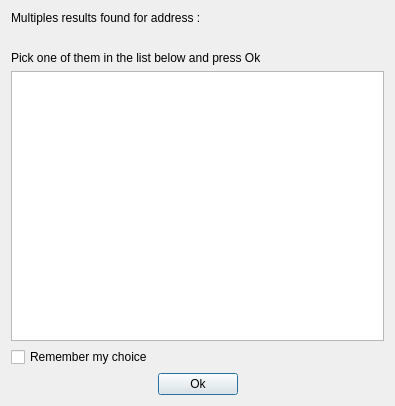
Before: the Qt Designer form plugins/view/GeographicView/AddressSelectionDialog.ui in anlambert/tulip, drawn with Qt 5.
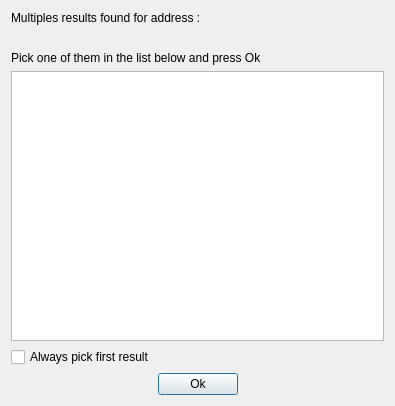
After: the same form once the commit is applied.

Commit message:
plugins/GeographicView: Update address selection dialog option checkbox
Turn the "Remember my choice" checkbox into "Always pick first result".

When checked the first result returned by the Nominatim geocoder will
always be picked and the dialog will no longer be displayed during
the geocoding session.

What changed in the file:
```diff
--- a/plugins/view/GeographicView/AddressSelectionDialog.ui
+++ b/plugins/view/GeographicView/AddressSelectionDialog.ui
@@ -41,7 +41,7 @@
    <item>
     <widget class="QCheckBox" name="rememberChoiceCB">
      <property name="text">
-      <string>Remember my choice</string>
+      <string>Always pick first result</string>
      </property>
     </widget>
    </item>
```
Left out of the diff: 8 changed lines with no effect on the pictures. The commit also changes 3 other files.
